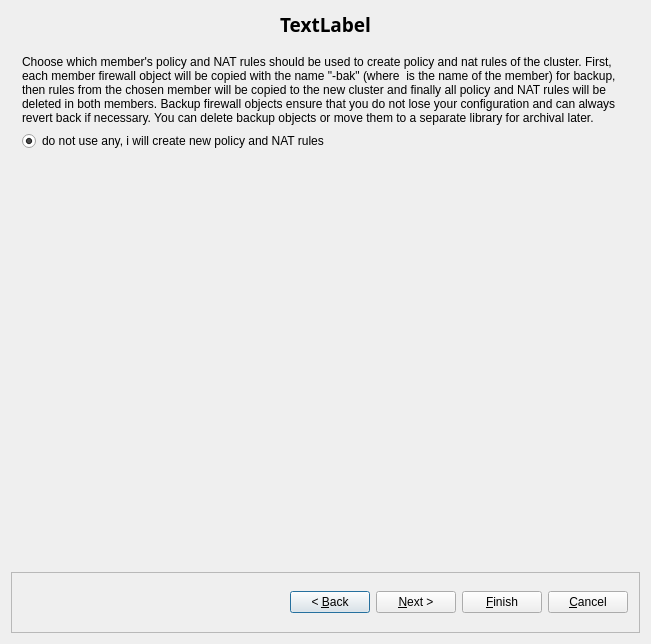
This is src/gui/newclusterdialog_q.ui in fwbuilder/fwbuilder as Qt 5 draws it before an edit. The edited form follows.
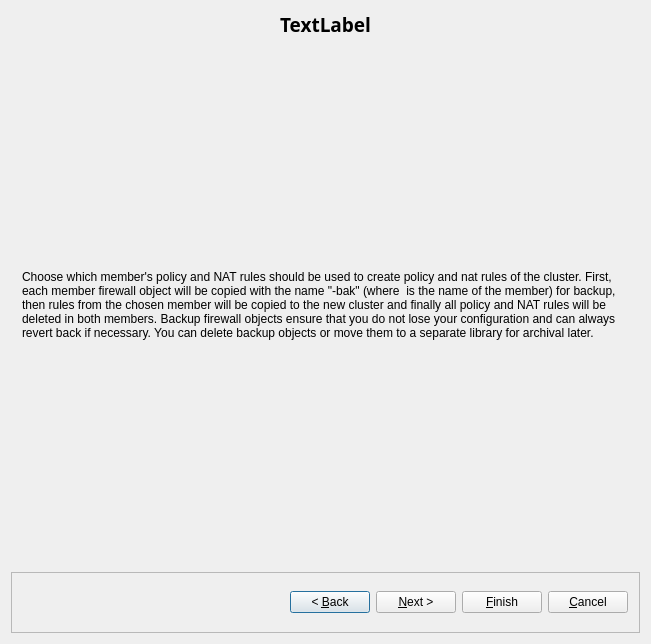
This is the edited form. The open tabs and pages were chosen to show the change. Custom widgets are drawn as their Qt base class.

```diff
--- a/src/gui/newclusterdialog_q.ui
+++ b/src/gui/newclusterdialog_q.ui
@@ -221,33 +221,6 @@
          </property>
         </widget>
        </item>
-       <item>
-        <layout class="QVBoxLayout" name="policyLayout">
-         <item>
-          <widget class="QRadioButton" name="noPolicy">
-           <property name="text">
-            <string>do not use any, i will create new policy and NAT rules</string>
-           </property>
-           <property name="checked">
-            <bool>true</bool>
-           </property>
-          </widget>
-         </item>
-        </layout>
-       </item>
-       <item>
-        <spacer name="verticalSpacer">
-         <property name="orientation">
-          <enum>Qt::Vertical</enum>
-         </property>
-         <property name="sizeHint" stdset="0">
-          <size>
-           <width>20</width>
-           <height>40</height>
-          </size>
-         </property>
-        </spacer>
-       </item>
       </layout>
      </widget>
      <widget class="QWidget" name="page_5">
```
Left out of the diff: 2 changed lines with no effect on the pictures.
